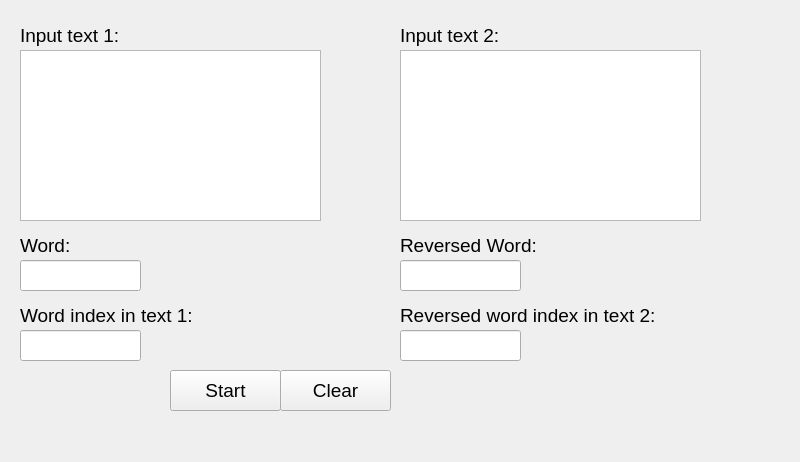
pavloMykhalevych/University_labs_LPNU_IKNI_PZ, file algorytmy i str danyh/labs/lab 10/ASD_lab10/mainwindow.ui: the form before one commit.
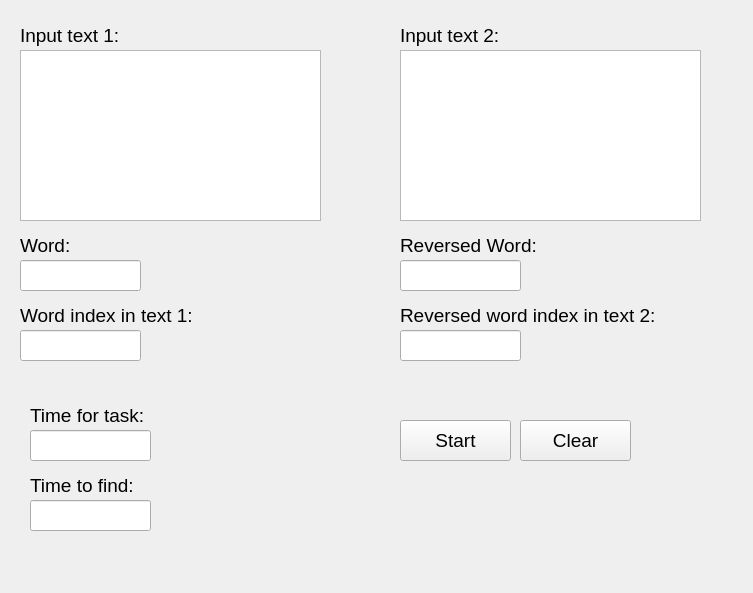
The form after the commit.

Patch:
```diff
--- a/algorytmy i str danyh/labs/lab 10/ASD_lab10/mainwindow.ui
+++ b/algorytmy i str danyh/labs/lab 10/ASD_lab10/mainwindow.ui
@@ -6,8 +6,8 @@
    <rect>
     <x>0</x>
     <y>0</y>
-    <width>800</width>
-    <height>462</height>
+    <width>753</width>
+    <height>593</height>
    </rect>
   </property>
   <property name="font">
@@ -160,8 +160,8 @@
    <widget class="QPushButton" name="pushButton_clear">
     <property name="geometry">
      <rect>
-      <x>280</x>
-      <y>370</y>
+      <x>520</x>
+      <y>420</y>
       <width>111</width>
       <height>41</height>
      </rect>
@@ -173,8 +173,8 @@
    <widget class="QPushButton" name="pushButton_start">
     <property name="geometry">
      <rect>
-      <x>170</x>
-      <y>370</y>
+      <x>400</x>
+      <y>420</y>
       <width>111</width>
       <height>41</height>
      </rect>
@@ -183,6 +183,52 @@
      <string>Start</string>
     </property>
    </widget>
+   <widget class="QLineEdit" name="lineEdit_find_time">
+    <property name="geometry">
+     <rect>
+      <x>30</x>
+      <y>500</y>
+      <width>121</width>
+      <height>31</height>
+     </rect>
+    </property>
+   </widget>
+   <widget class="QLabel" name="label_7">
+    <property name="geometry">
+     <rect>
+      <x>30</x>
+      <y>400</y>
+      <width>151</width>
+      <height>31</height>
+     </rect>
+    </property>
+    <property name="text">
+     <string>Time for task:</string>
+    </property>
+   </widget>
+   <widget class="QLabel" name="label_8">
+    <property name="geometry">
+     <rect>
+      <x>30</x>
+      <y>470</y>
+      <width>141</width>
+      <height>31</height>
+     </rect>
+    </property>
+    <property name="text">
+     <string>Time to find:</string>
+    </property>
+   </widget>
+   <widget class="QLineEdit" name="lineEdit_task_time">
+    <property name="geometry">
+     <rect>
+      <x>30</x>
+      <y>430</y>
+      <width>121</width>
+      <height>31</height>
+     </rect>
+    </property>
+   </widget>
   </widget>
   <widget class="QMenuBar" name="menubar">
    <property name="geometry">
```
Left out of the diff: 2 changed lines with no effect on the pictures.
